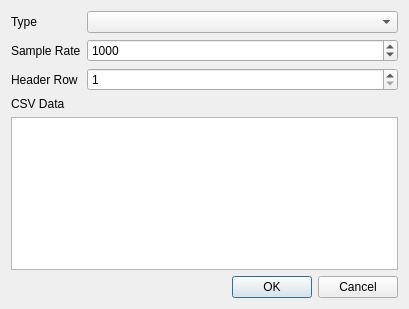
Qt form designer/parserdialog.ui (RuggedScience/AccelExplorer) before a commit.
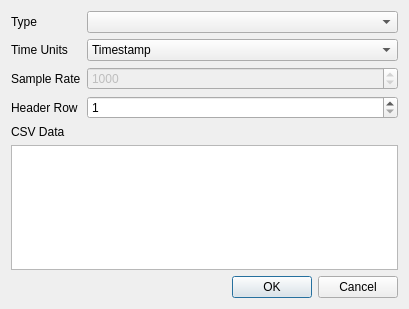
The same form after that commit. Custom widgets are drawn as their Qt base class.

What changed in the file:
```diff
--- a/designer/parserdialog.ui
+++ b/designer/parserdialog.ui
@@ -30,8 +30,11 @@
        </property>
       </widget>
      </item>
-     <item row="1" column="1">
+     <item row="2" column="1">
       <widget class="QSpinBox" name="sampleRateSpinBox">
+       <property name="enabled">
+        <bool>false</bool>
+       </property>
        <property name="minimum">
         <number>1</number>
        </property>
@@ -43,21 +46,21 @@
        </property>
       </widget>
      </item>
-     <item row="1" column="0">
+     <item row="2" column="0">
       <widget class="QLabel" name="sampleRateLabel">
        <property name="text">
         <string>Sample Rate</string>
        </property>
       </widget>
      </item>
-     <item row="2" column="0">
+     <item row="3" column="0">
       <widget class="QLabel" name="headerRowLabel">
        <property name="text">
         <string>Header Row</string>
        </property>
       </widget>
      </item>
-     <item row="2" column="1">
+     <item row="3" column="1">
       <widget class="QSpinBox" name="headerRowSpinBox">
        <property name="minimum">
         <number>1</number>
@@ -67,6 +70,47 @@
        </property>
       </widget>
      </item>
+     <item row="1" column="1">
+      <widget class="QComboBox" name="timeUnitsComboBox">
+       <item>
+        <property name="text">
+         <string>Timestamp</string>
+        </property>
+       </item>
+       <item>
+        <property name="text">
+         <string>Seconds</string>
+        </property>
+       </item>
+       <item>
+        <property name="text">
+         <string>Milliseconds</string>
+        </property>
+       </item>
+       <item>
+        <property name="text">
+         <string>Microseconds</string>
+        </property>
+       </item>
+       <item>
+        <property name="text">
+         <string>Nanoseconds</string>
+        </property>
+       </item>
+       <item>
+        <property name="text">
+         <string>None</string>
+        </property>
+       </item>
+      </widget>
+     </item>
+     <item row="1" column="0">
+      <widget class="QLabel" name="timeUnitsLabel">
+       <property name="text">
+        <string>Time Units</string>
+       </property>
+      </widget>
+     </item>
     </layout>
    </item>
    <item>
```
